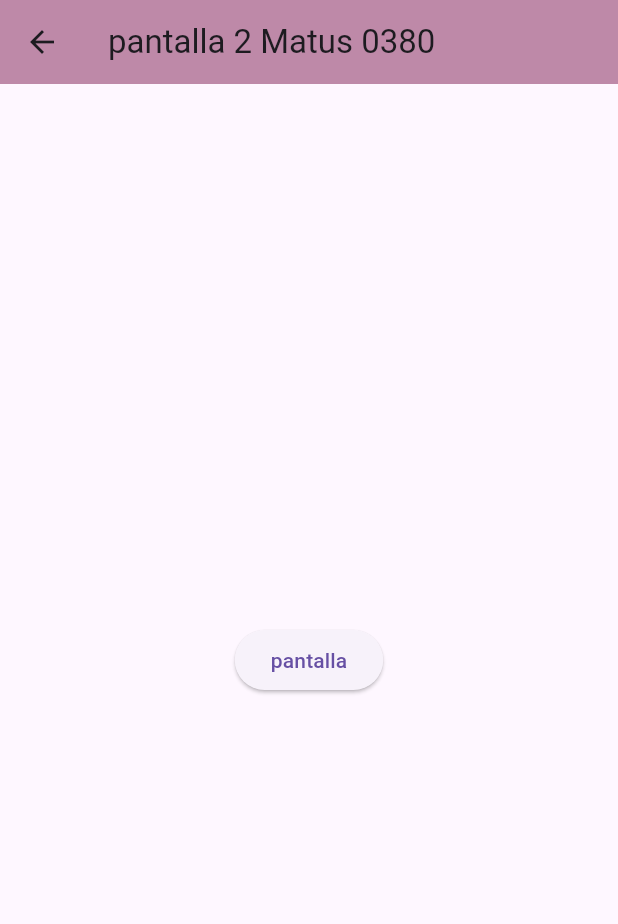
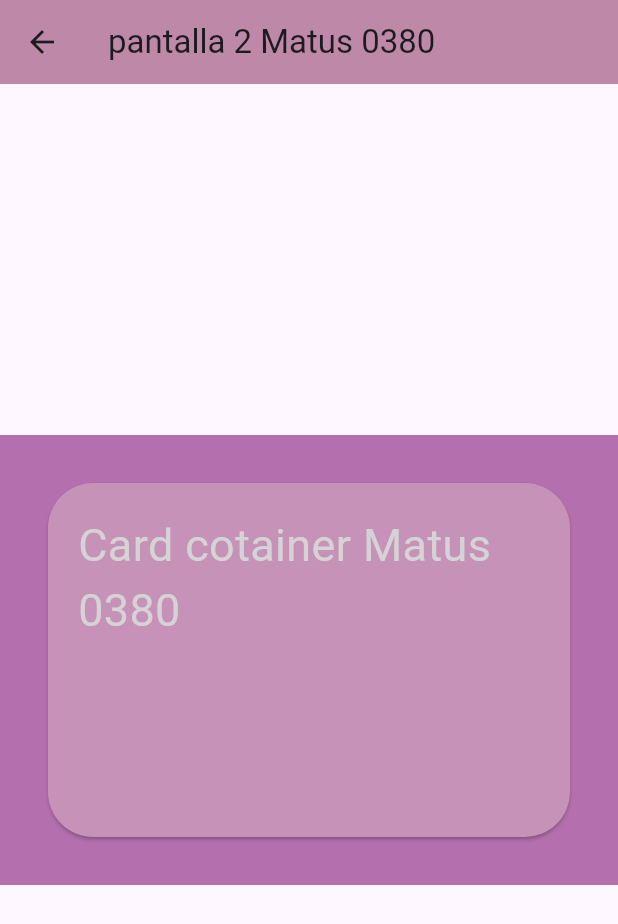
Before and after one commit to MatusG128/p15-Rutasv2-0380, a Flutter app: the pantalla2_0380 screen opened by its route, on a phone screen of 412 x 824 dp. Shown: the top 924 px of the screen. Run offline on Flutter 3.47's test engine with Material 3 defaults, Android fonts, the phone set to English and light mode, and no system bars; missing offline and left inert: dart:html.

```diff
--- a/lib/pantalla2_0380.dart
+++ b/lib/pantalla2_0380.dart
@@ -12,14 +12,25 @@ class pantalla2_0380 extends StatelessWidget {
         backgroundColor: Color(0xffbe89a8),
       ),
       body: Center(
-        child: Column(
-          mainAxisAlignment: MainAxisAlignment.center,
-          children: [
-            ElevatedButton(
-              onPressed: () {}, //si preciona boton
-              child: const Text("pantalla"),
-            )
-          ],
+        child: Container(
+          width: double.infinity,
+          height: 300,
+          color: Color(0xffb46fae),
+          child: Card(
+              shape: RoundedRectangleBorder(
+                  borderRadius: BorderRadius.circular(30)),
+              color: Color(0xffc692b7),
+              margin: EdgeInsets.all(32),
+              child: Padding(
+                padding: EdgeInsets.all(20),
+                child: Text(
+                  "Card cotainer Matus 0380",
+                  style: TextStyle(
+                    fontSize: 30,
+                    color: Color(0xffd5d3d5),
+                  ),
+                ),
+              )),
         ),
       ),
     );
```
Also changed, not shown: lib/pantalla1_0380.dart (+17 -8 lines).
